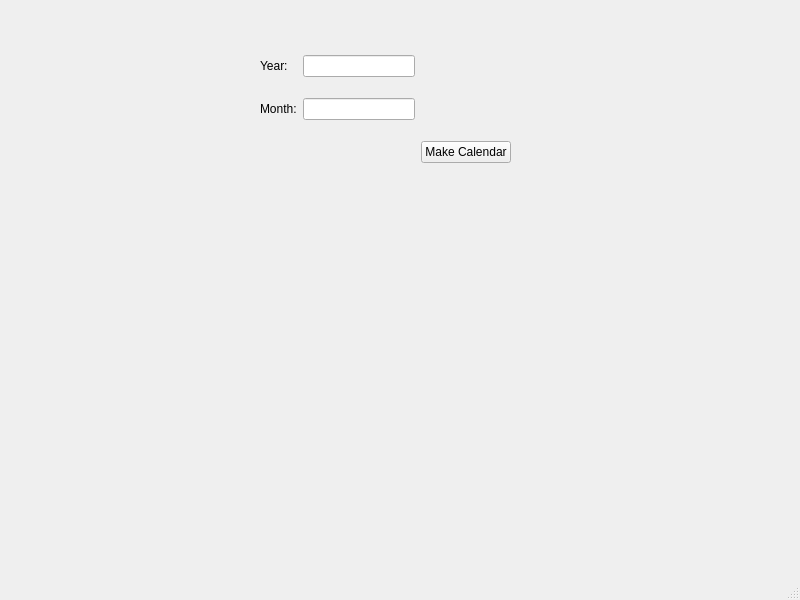
The window that mainwindow.ui (mietteinen/calendarium) describes before a commit, drawn with Qt 5.
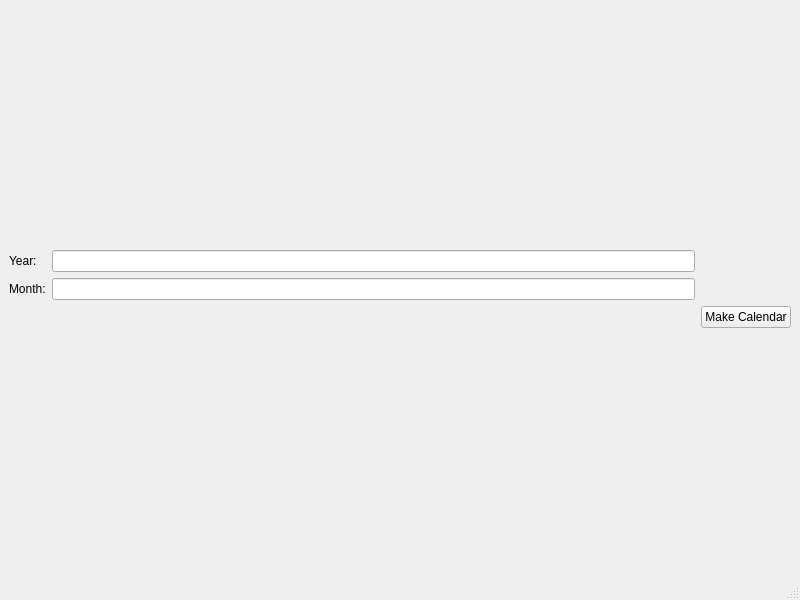
The same window after the commit.

Commit message: Made the window resizeable by enabling the central widget. Layout needs to be sorted now, but we'll leave that for later.

What changed in the file:
```diff
--- a/mainwindow.ui
+++ b/mainwindow.ui
@@ -14,26 +14,8 @@
    <string>MainWindow</string>
   </property>
   <widget class="QWidget" name="centralwidget">
-   <widget class="QWidget" name="gridLayoutWidget">
-    <property name="geometry">
-     <rect>
-      <x>129</x>
-      <y>249</y>
-      <width>541</width>
-      <height>281</height>
-     </rect>
-    </property>
-    <layout class="QGridLayout" name="calendarGrid"/>
-   </widget>
-   <widget class="QWidget" name="gridLayoutWidget_2">
-    <property name="geometry">
-     <rect>
-      <x>260</x>
-      <y>40</y>
-      <width>251</width>
-      <height>141</height>
-     </rect>
-    </property>
+   <layout class="QVBoxLayout" name="verticalLayout">
+    <item>
     <layout class="QGridLayout" name="gridLayout_2">
      <item row="2" column="2">
       <widget class="QPushButton" name="makerButton">
@@ -76,7 +58,11 @@
       <widget class="QLineEdit" name="yearBox"/>
      </item>
     </layout>
-   </widget>
+    </item>
+    <item>
+     <layout class="QGridLayout" name="calendarGrid"/>
+    </item>
+   </layout>
   </widget>
   <widget class="QMenuBar" name="menubar">
    <property name="geometry">
```
Lines whose indentation alone changed are shown as unchanged.
